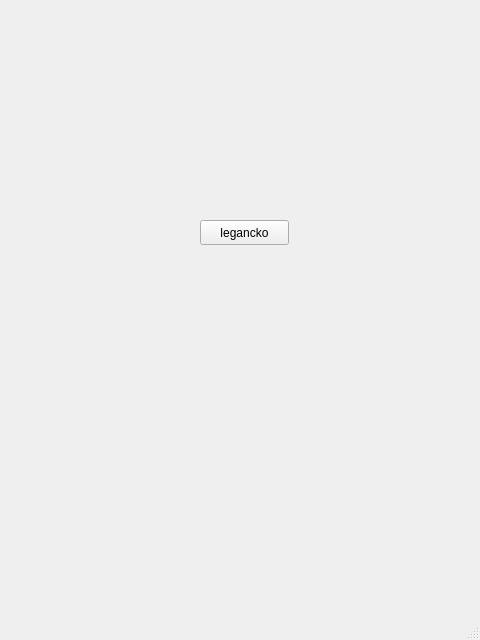
Before: the Qt Designer form game.ui in 7aku8/fuzzy-succotash, drawn with Qt 5.
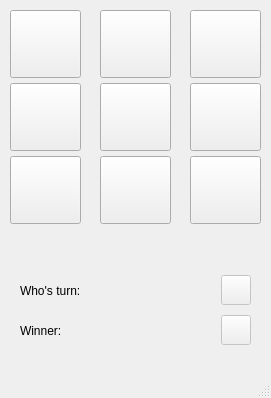
After: the same form once the commit is applied.

Commit message: new game layout

Diff of the .ui file:
```diff
--- a/game.ui
+++ b/game.ui
@@ -6,26 +6,315 @@
    <rect>
     <x>0</x>
     <y>0</y>
-    <width>480</width>
-    <height>640</height>
+    <width>271</width>
+    <height>398</height>
    </rect>
   </property>
   <property name="windowTitle">
    <string>MainWindow</string>
   </property>
   <widget class="QWidget" name="centralwidget">
-   <widget class="QPushButton" name="pushButton">
+   <widget class="QWidget" name="gridLayoutWidget_6">
     <property name="geometry">
      <rect>
-      <x>200</x>
-      <y>220</y>
-      <width>89</width>
-      <height>25</height>
+      <x>90</x>
+      <y>0</y>
+      <width>91</width>
+      <height>271</height>
      </rect>
     </property>
-    <property name="text">
-     <string>legancko</string>
+    <layout class="QGridLayout" name="board_3" rowstretch="0,0,0" columnstretch="0">
+     <property name="sizeConstraint">
+      <enum>QLayout::SetMaximumSize</enum>
+     </property>
+     <property name="leftMargin">
+      <number>10</number>
+     </property>
+     <property name="topMargin">
+      <number>10</number>
+     </property>
+     <property name="rightMargin">
+      <number>10</number>
+     </property>
+     <property name="bottomMargin">
+      <number>10</number>
+     </property>
+     <property name="spacing">
+      <number>5</number>
+     </property>
+     <item row="2" column="0">
+      <widget class="QPushButton" name="button_8">
+       <property name="font">
+        <font>
+         <pointsize>40</pointsize>
+         <bold>true</bold>
+        </font>
+       </property>
+       <property name="text">
+        <string/>
+       </property>
+      </widget>
+     </item>
+     <item row="1" column="0">
+      <widget class="QPushButton" name="button_5">
+       <property name="font">
+        <font>
+         <pointsize>40</pointsize>
+         <bold>true</bold>
+        </font>
+       </property>
+       <property name="text">
+        <string/>
+       </property>
+      </widget>
+     </item>
+     <item row="0" column="0">
+      <widget class="QPushButton" name="button_2">
+       <property name="font">
+        <font>
+         <pointsize>40</pointsize>
+         <bold>true</bold>
+        </font>
+       </property>
+       <property name="text">
+        <string/>
+       </property>
+      </widget>
+     </item>
+    </layout>
+   </widget>
+   <widget class="QWidget" name="gridLayoutWidget_5">
+    <property name="geometry">
+     <rect>
+      <x>0</x>
+      <y>0</y>
+      <width>91</width>
+      <height>271</height>
+     </rect>
     </property>
+    <layout class="QGridLayout" name="board_2" rowstretch="0,0,0" columnstretch="0">
+     <property name="sizeConstraint">
+      <enum>QLayout::SetMaximumSize</enum>
+     </property>
+     <property name="leftMargin">
+      <number>10</number>
+     </property>
+     <property name="topMargin">
+      <number>10</number>
+     </property>
+     <property name="rightMargin">
+      <number>10</number>
+     </property>
+     <property name="bottomMargin">
+      <number>10</number>
+     </property>
+     <property name="spacing">
+      <number>5</number>
+     </property>
+     <item row="2" column="0">
+      <widget class="QPushButton" name="button_7">
+       <property name="font">
+        <font>
+         <pointsize>40</pointsize>
+         <bold>true</bold>
+        </font>
+       </property>
+       <property name="text">
+        <string/>
+       </property>
+      </widget>
+     </item>
+     <item row="1" column="0">
+      <widget class="QPushButton" name="button_4">
+       <property name="font">
+        <font>
+         <pointsize>40</pointsize>
+         <bold>true</bold>
+        </font>
+       </property>
+       <property name="text">
+        <string/>
+       </property>
+      </widget>
+     </item>
+     <item row="0" column="0">
+      <widget class="QPushButton" name="button_1">
+       <property name="font">
+        <font>
+         <pointsize>40</pointsize>
+         <bold>true</bold>
+        </font>
+       </property>
+       <property name="text">
+        <string/>
+       </property>
+      </widget>
+     </item>
+    </layout>
+   </widget>
+   <widget class="QWidget" name="gridLayoutWidget_4">
+    <property name="geometry">
+     <rect>
+      <x>180</x>
+      <y>0</y>
+      <width>91</width>
+      <height>271</height>
+     </rect>
+    </property>
+    <layout class="QGridLayout" name="board_1" rowstretch="0,0,0" columnstretch="0">
+     <property name="sizeConstraint">
+      <enum>QLayout::SetMaximumSize</enum>
+     </property>
+     <property name="leftMargin">
+      <number>10</number>
+     </property>
+     <property name="topMargin">
+      <number>10</number>
+     </property>
+     <property name="rightMargin">
+      <number>10</number>
+     </property>
+     <property name="bottomMargin">
+      <number>10</number>
+     </property>
+     <property name="spacing">
+      <number>5</number>
+     </property>
+     <item row="2" column="0">
+      <widget class="QPushButton" name="button_9">
+       <property name="font">
+        <font>
+         <pointsize>40</pointsize>
+         <bold>true</bold>
+        </font>
+       </property>
+       <property name="text">
+        <string/>
+       </property>
+      </widget>
+     </item>
+     <item row="1" column="0">
+      <widget class="QPushButton" name="button_6">
+       <property name="font">
+        <font>
+         <pointsize>40</pointsize>
+         <bold>true</bold>
+        </font>
+       </property>
+       <property name="text">
+        <string/>
+       </property>
+      </widget>
+     </item>
+     <item row="0" column="0">
+      <widget class="QPushButton" name="button_3">
+       <property name="font">
+        <font>
+         <pointsize>40</pointsize>
+         <bold>true</bold>
+        </font>
+       </property>
+       <property name="text">
+        <string/>
+       </property>
+      </widget>
+     </item>
+    </layout>
+   </widget>
+   <widget class="QWidget" name="horizontalLayoutWidget">
+    <property name="geometry">
+     <rect>
+      <x>0</x>
+      <y>270</y>
+      <width>271</width>
+      <height>41</height>
+     </rect>
+    </property>
+    <layout class="QHBoxLayout" name="horizontalLayout">
+     <property name="leftMargin">
+      <number>20</number>
+     </property>
+     <property name="rightMargin">
+      <number>20</number>
+     </property>
+     <item>
+      <widget class="QLabel" name="label">
+       <property name="text">
+        <string>Who's turn:</string>
+       </property>
+      </widget>
+     </item>
+     <item>
+      <widget class="QPushButton" name="whos_turn">
+       <property name="enabled">
+        <bool>false</bool>
+       </property>
+       <property name="maximumSize">
+        <size>
+         <width>30</width>
+         <height>30</height>
+        </size>
+       </property>
+       <property name="font">
+        <font>
+         <family>Tlwg Typo</family>
+         <pointsize>16</pointsize>
+         <bold>true</bold>
+        </font>
+       </property>
+       <property name="text">
+        <string/>
+       </property>
+      </widget>
+     </item>
+    </layout>
+   </widget>
+   <widget class="QWidget" name="horizontalLayoutWidget_2">
+    <property name="geometry">
+     <rect>
+      <x>0</x>
+      <y>310</y>
+      <width>271</width>
+      <height>41</height>
+     </rect>
+    </property>
+    <layout class="QHBoxLayout" name="horizontalLayout_2">
+     <property name="leftMargin">
+      <number>20</number>
+     </property>
+     <property name="rightMargin">
+      <number>20</number>
+     </property>
+     <item>
+      <widget class="QLabel" name="label_2">
+       <property name="text">
+        <string>Winner:</string>
+       </property>
+      </widget>
+     </item>
+     <item>
+      <widget class="QPushButton" name="winner">
+       <property name="enabled">
+        <bool>false</bool>
+       </property>
+       <property name="maximumSize">
+        <size>
+         <width>30</width>
+         <height>30</height>
+        </size>
+       </property>
+       <property name="font">
+        <font>
+         <pointsize>16</pointsize>
+         <bold>true</bold>
+        </font>
+       </property>
+       <property name="text">
+        <string/>
+       </property>
+      </widget>
+     </item>
+    </layout>
    </widget>
   </widget>
   <widget class="QMenuBar" name="menubar">
```
Left out of the diff: 2 changed lines with no effect on the pictures. The commit also changes 3 other files.
